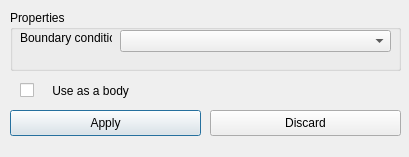
Qt form misc/Mesh3D/forms/boundarypropertyeditor.ui (tehnick/elmerfem) before a commit.
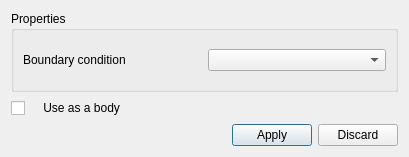
The same form after that commit. Icons and pictures are not drawn.

Commit message: Fixed minor visual glitches on several form.

Patch:
```diff
--- a/misc/Mesh3D/forms/boundarypropertyeditor.ui
+++ b/misc/Mesh3D/forms/boundarypropertyeditor.ui
@@ -15,87 +15,71 @@
   <property name="windowTitle" >
    <string>Body</string>
   </property>
-  <widget class="QPushButton" name="applyButton" >
-   <property name="geometry" >
-    <rect>
-     <x>10</x>
-     <y>110</y>
-     <width>191</width>
-     <height>26</height>
-    </rect>
-   </property>
-   <property name="text" >
-    <string>Apply</string>
-   </property>
-   <property name="icon" >
-    <iconset resource="../Mesh3D.qrc" >:/icons/list-add.png</iconset>
-   </property>
-  </widget>
-  <widget class="QPushButton" name="discardButton" >
-   <property name="geometry" >
-    <rect>
-     <x>210</x>
-     <y>110</y>
-     <width>191</width>
-     <height>26</height>
-    </rect>
-   </property>
-   <property name="text" >
-    <string>Discard</string>
-   </property>
-   <property name="icon" >
-    <iconset resource="../Mesh3D.qrc" >:/icons/list-remove.png</iconset>
-   </property>
-  </widget>
+  <layout class="QVBoxLayout" >
+   <item>
   <widget class="QGroupBox" name="groupBox" >
-   <property name="geometry" >
-    <rect>
-     <x>10</x>
-     <y>10</y>
-     <width>391</width>
-     <height>61</height>
-    </rect>
-   </property>
    <property name="title" >
     <string>Properties</string>
    </property>
+     <layout class="QHBoxLayout" >
+      <item>
    <widget class="QLabel" name="boundaryConditionLabel" >
-    <property name="geometry" >
-     <rect>
-      <x>10</x>
-      <y>20</y>
-      <width>92</width>
-      <height>16</height>
-     </rect>
-    </property>
     <property name="text" >
      <string>Boundary condition</string>
     </property>
    </widget>
-   <widget class="QComboBox" name="boundaryConditionCombo" >
-    <property name="geometry" >
-     <rect>
-      <x>110</x>
-      <y>20</y>
-      <width>271</width>
-      <height>22</height>
-     </rect>
-    </property>
-   </widget>
-  </widget>
+      </item>
+      <item>
+       <widget class="QComboBox" name="boundaryConditionCombo" />
+      </item>
+     </layout>
+    </widget>
+   </item>
+   <item>
   <widget class="QCheckBox" name="boundaryAsABody" >
-   <property name="geometry" >
-    <rect>
-     <x>20</x>
-     <y>80</y>
-     <width>111</width>
-     <height>21</height>
-    </rect>
-   </property>
    <property name="text" >
     <string>    Use as a body</string>
    </property>
   </widget>
+   </item>
+   <item>
+    <layout class="QHBoxLayout" >
+     <item>
+      <spacer>
+       <property name="orientation" >
+        <enum>Qt::Horizontal</enum>
+       </property>
+       <property name="sizeHint" >
+        <size>
+         <width>40</width>
+         <height>20</height>
+        </size>
+       </property>
+      </spacer>
+     </item>
+     <item>
+      <widget class="QPushButton" name="applyButton" >
+       <property name="text" >
+        <string>Apply</string>
+       </property>
+       <property name="icon" >
+        <iconset resource="../Mesh3D.qrc" >:/icons/list-add.png</iconset>
+       </property>
+      </widget>
+     </item>
+     <item>
+      <widget class="QPushButton" name="discardButton" >
+       <property name="text" >
+        <string>Discard</string>
+       </property>
+       <property name="icon" >
+        <iconset resource="../Mesh3D.qrc" >:/icons/list-remove.png</iconset>
+       </property>
+      </widget>
+     </item>
+    </layout>
+   </item>
+  </layout>
  </widget>
  <resources>
   <include location="../Mesh3D.qrc" />
```
Lines whose indentation alone changed are shown as unchanged. The commit also changes 5 other files.
